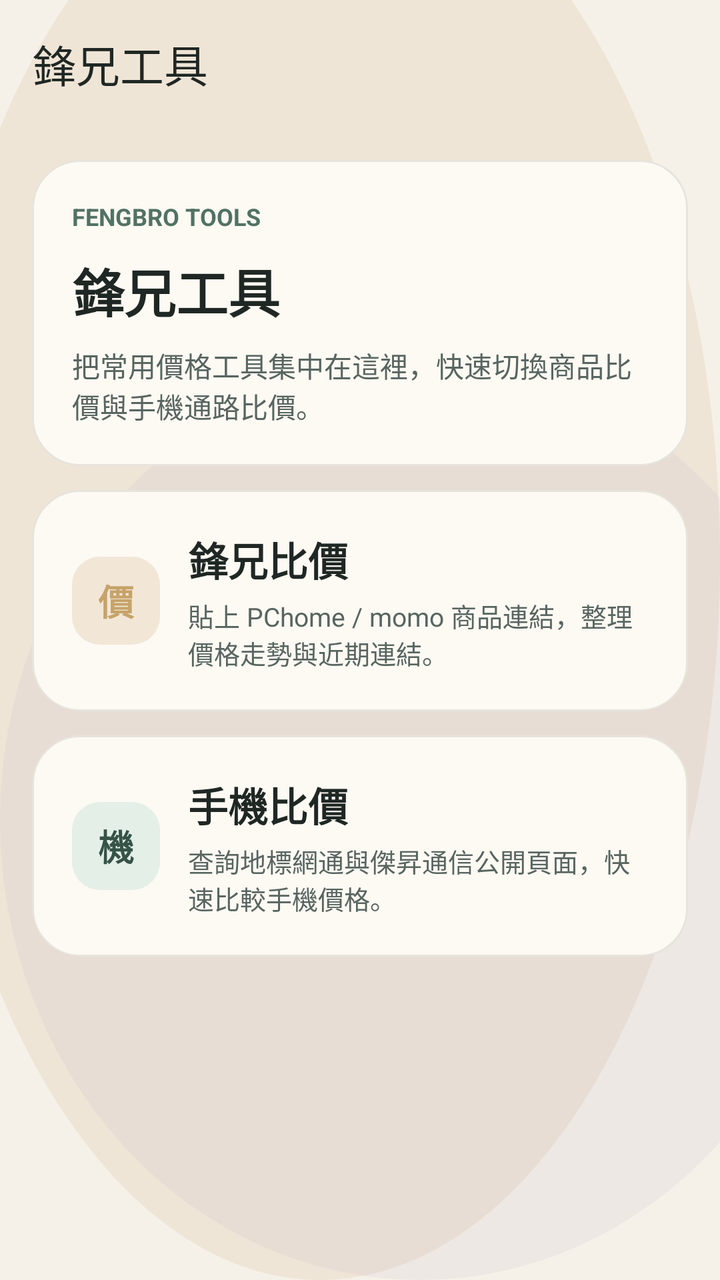
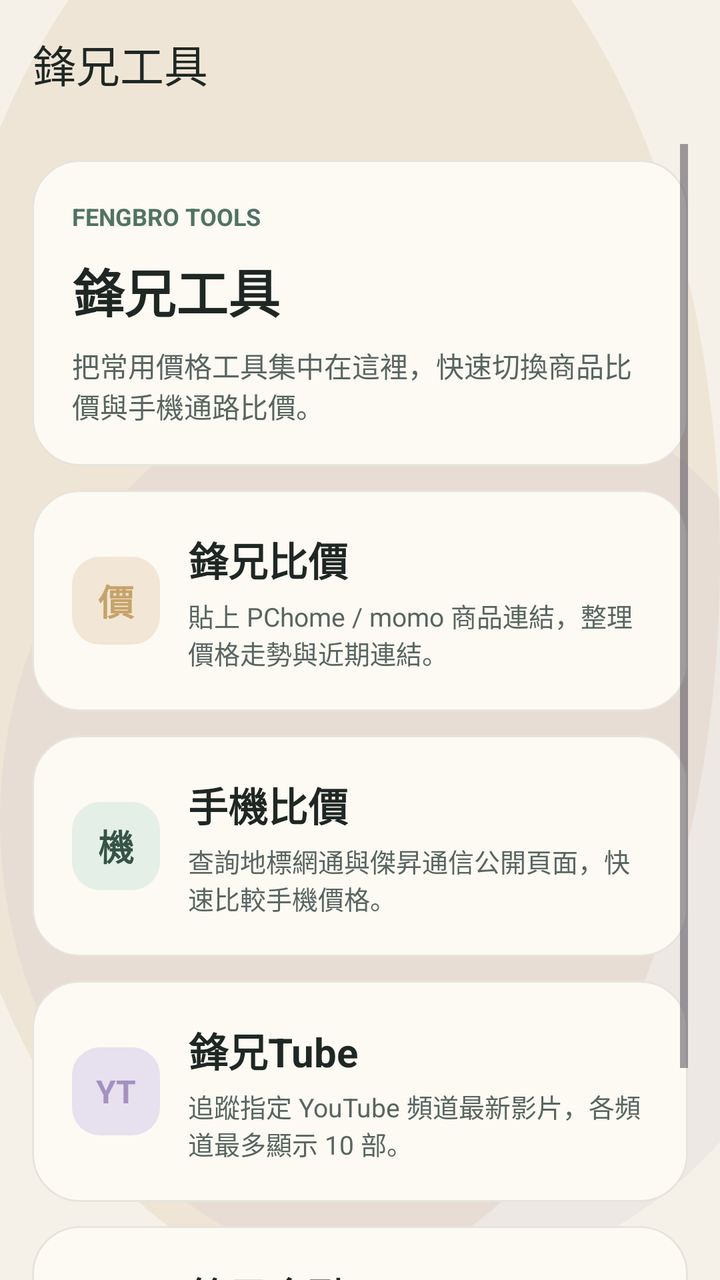

Screens rendered from an Android XML layout before and after an edit, with the pre-edit source and the edit as a unified diff.
<!-- AndroidManifest.xml: application theme Theme.Appwriteandroidtrae -->
<!-- res/layout/activity_feng_tools.xml -->
<?xml version="1.0" encoding="utf-8"?>
<androidx.constraintlayout.widget.ConstraintLayout xmlns:android="http://schemas.android.com/apk/res/android"
    xmlns:app="http://schemas.android.com/apk/res-auto"
    xmlns:tools="http://schemas.android.com/tools"
    android:id="@+id/main"
    android:layout_width="match_parent"
    android:layout_height="match_parent"
    android:background="@drawable/bg_main_dashboard"
    tools:context=".FengToolsActivity">

    <com.google.android.material.appbar.MaterialToolbar
        android:id="@+id/toolbar"
        android:layout_width="0dp"
        android:layout_height="wrap_content"
        android:background="@android:color/transparent"
        android:contentInsetStartWithNavigation="0dp"
        android:minHeight="?attr/actionBarSize"
        android:paddingStart="8dp"
        android:paddingEnd="8dp"
        app:layout_constraintEnd_toEndOf="parent"
        app:layout_constraintStart_toStartOf="parent"
        app:layout_constraintTop_toTopOf="parent"
        app:navigationIconTint="@color/slate_950"
        app:title="@string/feature_feng_tools"
        app:titleTextColor="@color/slate_950" />

    <ScrollView
        android:layout_width="0dp"
        android:layout_height="0dp"
        android:clipToPadding="false"
        android:paddingStart="16dp"
        android:paddingTop="8dp"
        android:paddingEnd="16dp"
        android:paddingBottom="24dp"
        app:layout_constraintBottom_toBottomOf="parent"
        app:layout_constraintEnd_toEndOf="parent"
        app:layout_constraintStart_toStartOf="parent"
        app:layout_constraintTop_toBottomOf="@id/toolbar">

        <LinearLayout
            android:layout_width="match_parent"
            android:layout_height="wrap_content"
            android:orientation="vertical">

            <com.google.android.material.card.MaterialCardView
                android:layout_width="match_parent"
                android:layout_height="wrap_content"
                android:layout_marginTop="8dp"
                app:cardBackgroundColor="@color/surface_high"
                app:cardCornerRadius="24dp"
                app:cardElevation="0dp"
                app:strokeColor="@color/surface_outline">

                <LinearLayout
                    android:layout_width="match_parent"
                    android:layout_height="wrap_content"
                    android:orientation="vertical"
                    android:padding="20dp">

                    <TextView
                        android:layout_width="wrap_content"
                        android:layout_height="wrap_content"
                        android:text="@string/feng_tools_eyebrow"
                        android:textAllCaps="true"
                        android:textColor="@color/sage_700"
                        android:textSize="12sp"
                        android:textStyle="bold" />

                    <TextView
                        android:layout_width="wrap_content"
                        android:layout_height="wrap_content"
                        android:layout_marginTop="10dp"
                        android:text="@string/feature_feng_tools"
                        android:textColor="@color/slate_950"
                        android:textSize="26sp"
                        android:textStyle="bold" />

                    <TextView
                        android:layout_width="wrap_content"
                        android:layout_height="wrap_content"
                        android:layout_marginTop="8dp"
                        android:text="@string/feng_tools_intro"
                        android:textColor="@color/slate_700"
                        android:textSize="14sp" />
                </LinearLayout>
            </com.google.android.material.card.MaterialCardView>

            <com.google.android.material.card.MaterialCardView
                android:id="@+id/cardFengPriceCompare"
                android:layout_width="match_parent"
                android:layout_height="wrap_content"
                android:layout_marginTop="12dp"
                android:clickable="true"
                android:focusable="true"
                app:cardBackgroundColor="@color/surface_high"
                app:cardCornerRadius="24dp"
                app:cardElevation="0dp"
                app:strokeColor="@color/surface_outline">

                <LinearLayout
                    android:layout_width="match_parent"
                    android:layout_height="wrap_content"
                    android:gravity="center_vertical"
                    android:orientation="horizontal"
                    android:padding="20dp">

                    <TextView
                        android:layout_width="44dp"
                        android:layout_height="44dp"
                        android:background="@drawable/bg_tile_icon_warm"
                        android:gravity="center"
                        android:text="@string/home_icon_price_compare"
                        android:textColor="@color/accent_gold"
                        android:textSize="18sp"
                        android:textStyle="bold" />

                    <LinearLayout
                        android:layout_width="0dp"
                        android:layout_height="wrap_content"
                        android:layout_marginStart="14dp"
                        android:layout_weight="1"
                        android:orientation="vertical">

                        <TextView
                            android:layout_width="wrap_content"
                            android:layout_height="wrap_content"
                            android:text="@string/feature_price_compare"
                            android:textColor="@color/slate_950"
                            android:textSize="20sp"
                            android:textStyle="bold" />

                        <TextView
                            android:layout_width="wrap_content"
                            android:layout_height="wrap_content"
                            android:layout_marginTop="4dp"
                            android:text="@string/feng_tools_price_desc"
                            android:textColor="@color/slate_700"
                            android:textSize="13sp" />
                    </LinearLayout>
                </LinearLayout>
            </com.google.android.material.card.MaterialCardView>

            <com.google.android.material.card.MaterialCardView
                android:id="@+id/cardPhoneCompare"
                android:layout_width="match_parent"
                android:layout_height="wrap_content"
                android:layout_marginTop="12dp"
                android:clickable="true"
                android:focusable="true"
                app:cardBackgroundColor="@color/surface_high"
                app:cardCornerRadius="24dp"
                app:cardElevation="0dp"
                app:strokeColor="@color/surface_outline">

                <LinearLayout
                    android:layout_width="match_parent"
                    android:layout_height="wrap_content"
                    android:gravity="center_vertical"
                    android:orientation="horizontal"
                    android:padding="20dp">

                    <TextView
                        android:layout_width="44dp"
                        android:layout_height="44dp"
                        android:background="@drawable/bg_tile_icon_light"
                        android:gravity="center"
                        android:text="機"
                        android:textColor="@color/sage_800"
                        android:textSize="18sp"
                        android:textStyle="bold" />

                    <LinearLayout
                        android:layout_width="0dp"
                        android:layout_height="wrap_content"
                        android:layout_marginStart="14dp"
                        android:layout_weight="1"
                        android:orientation="vertical">

                        <TextView
                            android:layout_width="wrap_content"
                            android:layout_height="wrap_content"
                            android:text="@string/feature_phone_compare"
                            android:textColor="@color/slate_950"
                            android:textSize="20sp"
                            android:textStyle="bold" />

                        <TextView
                            android:layout_width="wrap_content"
                            android:layout_height="wrap_content"
                            android:layout_marginTop="4dp"
                            android:text="@string/feng_tools_phone_desc"
                            android:textColor="@color/slate_700"
                            android:textSize="13sp" />
                    </LinearLayout>
                </LinearLayout>
            </com.google.android.material.card.MaterialCardView>
        </LinearLayout>
    </ScrollView>
</androidx.constraintlayout.widget.ConstraintLayout>
<!-- resources referenced by this layout -->
<resources>
  <color name="accent_gold">#FFC6A36A</color>
  <color name="sage_700">#FF517264</color>
  <color name="sage_800">#FF365347</color>
  <color name="slate_700">#FF586560</color>
  <color name="slate_950">#FF1F2724</color>
  <color name="surface_high">#FFFDF9F3</color>
  <color name="surface_outline">#1A1F2724</color>
  <!-- drawable bg_main_dashboard (drawable) -->
  <?xml version="1.0" encoding="utf-8"?>
  <layer-list xmlns:android="http://schemas.android.com/apk/res/android">
      <item android:drawable="@color/surface_base" />
      <item android:top="-80dp" android:left="-40dp">
          <shape android:shape="oval">
              <size android:width="280dp" android:height="280dp" />
              <solid android:color="#26C6A36A" />
          </shape>
      </item>
      <item android:top="180dp" android:right="-60dp">
          <shape android:shape="oval">
              <size android:width="240dp" android:height="240dp" />
              <solid android:color="#1AA491C0" />
          </shape>
      </item>
  </layer-list>
  <!-- drawable bg_tile_icon_light (drawable) -->
  <?xml version="1.0" encoding="utf-8"?>
  <shape xmlns:android="http://schemas.android.com/apk/res/android">
      <corners android:radius="14dp" />
      <solid android:color="#FFE4EFE8" />
  </shape>
  <!-- drawable bg_tile_icon_warm (drawable) -->
  <?xml version="1.0" encoding="utf-8"?>
  <shape xmlns:android="http://schemas.android.com/apk/res/android">
      <corners android:radius="14dp" />
      <solid android:color="#FFF2E7D7" />
  </shape>
  <string name="feature_feng_tools">鋒兄工具</string>
  <string name="feature_phone_compare">手機比價</string>
  <string name="feature_price_compare">鋒兄比價</string>
  <string name="feng_tools_eyebrow">FENGBRO TOOLS</string>
  <string name="feng_tools_intro">把常用價格工具集中在這裡，快速切換商品比價與手機通路比價。</string>
  <string name="feng_tools_phone_desc">查詢地標網通與傑昇通信公開頁面，快速比較手機價格。</string>
  <string name="feng_tools_price_desc">貼上 PChome / momo 商品連結，整理價格走勢與近期連結。</string>
  <string name="home_icon_price_compare">價</string>
  <style name="Theme.Appwriteandroidtrae" parent="Base.Theme.Appwriteandroidtrae" />
  <color name="surface_base">#FFF5F1E8</color>
  <style name="Base.Theme.Appwriteandroidtrae" parent="Theme.Material3.Light.NoActionBar">
          <item name="colorPrimary">@color/sage_700</item>
          <item name="colorOnPrimary">@color/sand_50</item>
          <item name="colorSecondary">@color/accent_gold</item>
          <item name="colorTertiary">@color/accent_coral</item>
          <item name="android:colorBackground">@color/surface_base</item>
          <item name="colorSurface">@color/surface_high</item>
          <item name="colorOnSurface">@color/slate_950</item>
          <item name="colorSurfaceVariant">@color/seafoam_100</item>
          <item name="colorOutline">@color/surface_outline</item>
          <item name="android:statusBarColor">@android:color/transparent</item>
          <item name="android:navigationBarColor">@color/surface_base</item>
          <item name="android:windowLightStatusBar">true</item>
          <item name="android:windowLightNavigationBar">true</item>
      </style>
  <color name="sand_50">#FFF7F1E7</color>
  <color name="accent_coral">#FFD88876</color>
  <color name="seafoam_100">#FFDDEAE2</color>
</resources>

<!-- the commit's change to res/layout/activity_feng_tools.xml (unified diff, before → after) -->
@@ -194,6 +194,116 @@
                     </LinearLayout>
                 </LinearLayout>
             </com.google.android.material.card.MaterialCardView>
+
+            <com.google.android.material.card.MaterialCardView
+                android:id="@+id/cardFengTube"
+                android:layout_width="match_parent"
+                android:layout_height="wrap_content"
+                android:layout_marginTop="12dp"
+                android:clickable="true"
+                android:focusable="true"
+                app:cardBackgroundColor="@color/surface_high"
+                app:cardCornerRadius="24dp"
+                app:cardElevation="0dp"
+                app:strokeColor="@color/surface_outline">
+
+                <LinearLayout
+                    android:layout_width="match_parent"
+                    android:layout_height="wrap_content"
+                    android:gravity="center_vertical"
+                    android:orientation="horizontal"
+                    android:padding="20dp">
+
+                    <TextView
+                        android:layout_width="44dp"
+                        android:layout_height="44dp"
+                        android:background="@drawable/bg_tile_icon_lilac"
+                        android:gravity="center"
+                        android:text="@string/home_icon_feng_tube"
+                        android:textColor="@color/accent_lilac"
+                        android:textSize="16sp"
+                        android:textStyle="bold" />
+
+                    <LinearLayout
+                        android:layout_width="0dp"
+                        android:layout_height="wrap_content"
+                        android:layout_marginStart="14dp"
+                        android:layout_weight="1"
+                        android:orientation="vertical">
+
+                        <TextView
+                            android:layout_width="wrap_content"
+                            android:layout_height="wrap_content"
+                            android:text="@string/feature_feng_tube"
+                            android:textColor="@color/slate_950"
+                            android:textSize="20sp"
+                            android:textStyle="bold" />
+
+                        <TextView
+                            android:layout_width="wrap_content"
+                            android:layout_height="wrap_content"
+                            android:layout_marginTop="4dp"
+                            android:text="@string/feng_tools_tube_desc"
+                            android:textColor="@color/slate_700"
+                            android:textSize="13sp" />
+                    </LinearLayout>
+                </LinearLayout>
+            </com.google.android.material.card.MaterialCardView>
+
+            <com.google.android.material.card.MaterialCardView
+                android:id="@+id/cardFengFinance"
+                android:layout_width="match_parent"
+                android:layout_height="wrap_content"
+                android:layout_marginTop="12dp"
+                android:clickable="true"
+                android:focusable="true"
+                app:cardBackgroundColor="@color/surface_high"
+                app:cardCornerRadius="24dp"
+                app:cardElevation="0dp"
+                app:strokeColor="@color/surface_outline">
+
+                <LinearLayout
+                    android:layout_width="match_parent"
+                    android:layout_height="wrap_content"
+                    android:gravity="center_vertical"
+                    android:orientation="horizontal"
+                    android:padding="20dp">
+
+                    <TextView
+                        android:layout_width="44dp"
+                        android:layout_height="44dp"
+                        android:background="@drawable/bg_tile_icon_warm"
+                        android:gravity="center"
+                        android:text="@string/home_icon_feng_finance"
+                        android:textColor="@color/accent_gold"
+                        android:textSize="16sp"
+                        android:textStyle="bold" />
+
+                    <LinearLayout
+                        android:layout_width="0dp"
+                        android:layout_height="wrap_content"
+                        android:layout_marginStart="14dp"
+                        android:layout_weight="1"
+                        android:orientation="vertical">
+
+                        <TextView
+                            android:layout_width="wrap_content"
+                            android:layout_height="wrap_content"
+                            android:text="@string/feature_feng_finance"
+                            android:textColor="@color/slate_950"
+                            android:textSize="20sp"
+                            android:textStyle="bold" />
+
+                        <TextView
+                            android:layout_width="wrap_content"
+                            android:layout_height="wrap_content"
+                            android:layout_marginTop="4dp"
+                            android:text="@string/feng_tools_finance_desc"
+                            android:textColor="@color/slate_700"
+                            android:textSize="13sp" />
+                    </LinearLayout>
+                </LinearLayout>
+            </com.google.android.material.card.MaterialCardView>
         </LinearLayout>
     </ScrollView>
 </androidx.constraintlayout.widget.ConstraintLayout>
<!-- resource entries referenced after the edit -->
@@ -1,6 +1,7 @@
 <!-- resources referenced by this layout -->
 <resources>
   <color name="accent_gold">#FFC6A36A</color>
+  <color name="accent_lilac">#FFA491C0</color>
   <color name="sage_700">#FF517264</color>
   <color name="sage_800">#FF365347</color>
   <color name="slate_700">#FF586560</color>
@@ -30,19 +31,31 @@
       <corners android:radius="14dp" />
       <solid android:color="#FFE4EFE8" />
   </shape>
+  <!-- drawable bg_tile_icon_lilac (drawable) -->
+  <?xml version="1.0" encoding="utf-8"?>
+  <shape xmlns:android="http://schemas.android.com/apk/res/android">
+      <corners android:radius="14dp" />
+      <solid android:color="#FFE7E0EE" />
+  </shape>
   <!-- drawable bg_tile_icon_warm (drawable) -->
   <?xml version="1.0" encoding="utf-8"?>
   <shape xmlns:android="http://schemas.android.com/apk/res/android">
       <corners android:radius="14dp" />
       <solid android:color="#FFF2E7D7" />
   </shape>
+  <string name="feature_feng_finance">鋒兄金融</string>
   <string name="feature_feng_tools">鋒兄工具</string>
+  <string name="feature_feng_tube">鋒兄Tube</string>
   <string name="feature_phone_compare">手機比價</string>
   <string name="feature_price_compare">鋒兄比價</string>
   <string name="feng_tools_eyebrow">FENGBRO TOOLS</string>
+  <string name="feng_tools_finance_desc">追蹤台股、全球指數、能源、黃金、美債、波動率與加密貨幣，命中 52 週高低會提示。</string>
   <string name="feng_tools_intro">把常用價格工具集中在這裡，快速切換商品比價與手機通路比價。</string>
   <string name="feng_tools_phone_desc">查詢地標網通與傑昇通信公開頁面，快速比較手機價格。</string>
   <string name="feng_tools_price_desc">貼上 PChome / momo 商品連結，整理價格走勢與近期連結。</string>
+  <string name="feng_tools_tube_desc">追蹤指定 YouTube 頻道最新影片，各頻道最多顯示 10 部。</string>
+  <string name="home_icon_feng_finance">金</string>
+  <string name="home_icon_feng_tube">YT</string>
   <string name="home_icon_price_compare">價</string>
   <style name="Theme.Appwriteandroidtrae" parent="Base.Theme.Appwriteandroidtrae" />
   <color name="surface_base">#FFF5F1E8</color>
